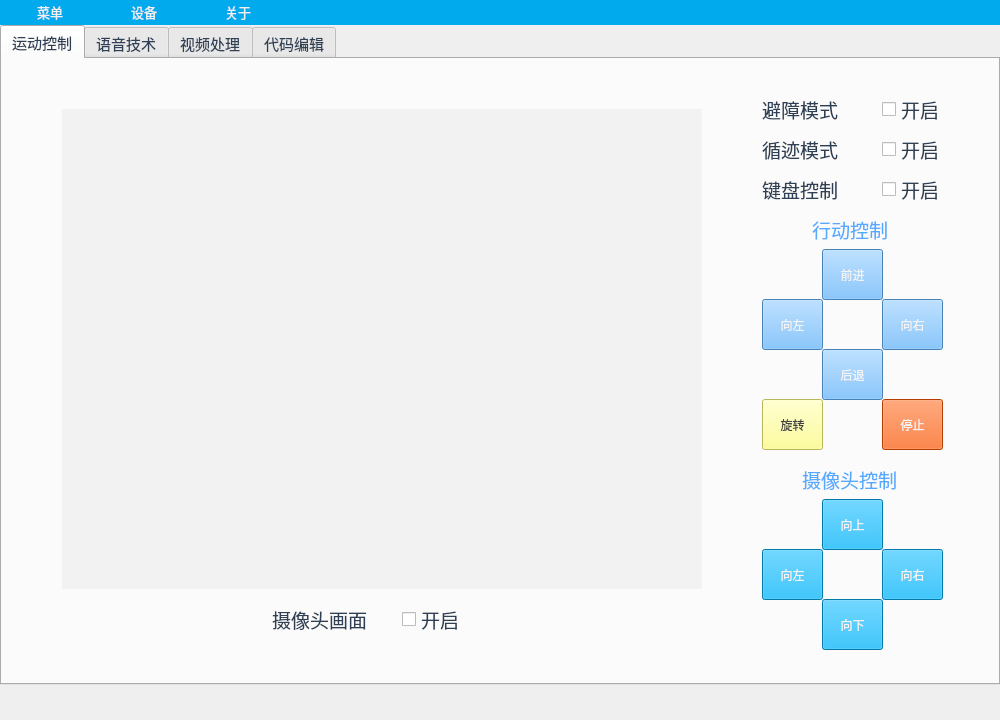
Old version of the form ui/tankWindow.ui in the repository Asan96/Car.
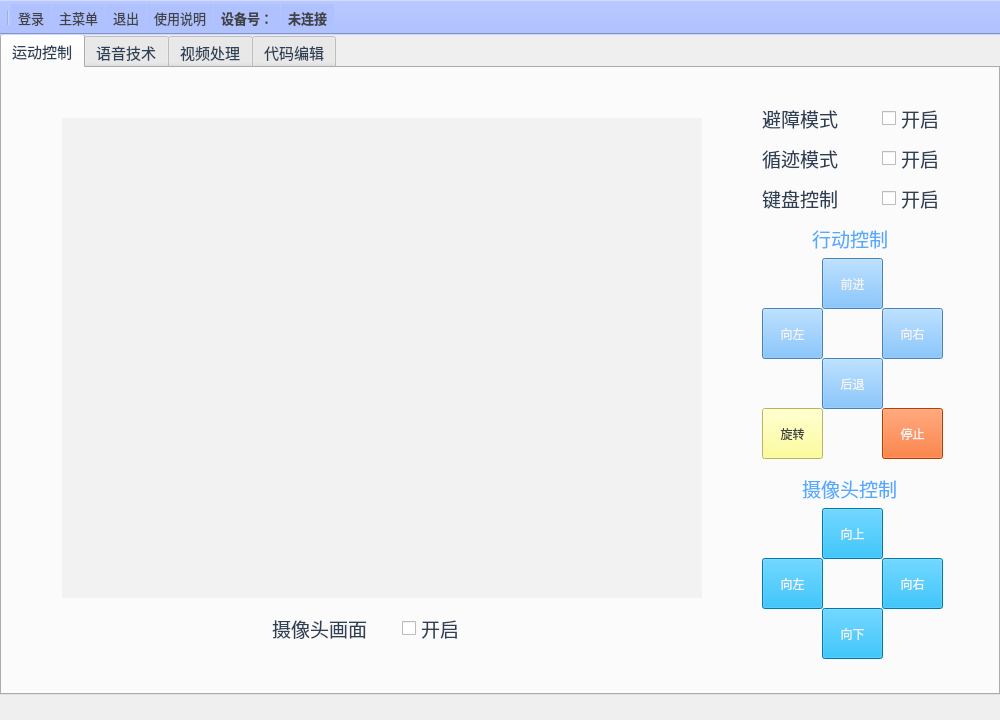
New version of the form.

What changed in the file:
```diff
--- a/ui/tankWindow.ui
+++ b/ui/tankWindow.ui
@@ -45,23 +45,11 @@
     <property name="geometry">
      <rect>
       <x>0</x>
-      <y>0</y>
+      <y>-1</y>
       <width>1000</width>
-      <height>660</height>
+      <height>661</height>
      </rect>
     </property>
-    <property name="minimumSize">
-     <size>
-      <width>1000</width>
-      <height>660</height>
-     </size>
-    </property>
-    <property name="maximumSize">
-     <size>
-      <width>1000</width>
-      <height>660</height>
-     </size>
-    </property>
     <property name="baseSize">
      <size>
       <width>1021</width>
@@ -768,81 +756,131 @@
     </widget>
    </widget>
   </widget>
-  <widget class="QMenuBar" name="menuBar">
-   <property name="geometry">
-    <rect>
-     <x>0</x>
-     <y>0</y>
+  <widget class="QToolBar" name="toolBar">
+   <property name="enabled">
+    <bool>true</bool>
+   </property>
+   <property name="minimumSize">
+    <size>
+     <width>0</width>
+     <height>0</height>
+    </size>
+   </property>
+   <property name="maximumSize">
+    <size>
      <width>1000</width>
-     <height>25</height>
-    </rect>
+     <height>40</height>
+    </size>
    </property>
-   <property name="font">
-    <font>
-     <pointsize>10</pointsize>
-    </font>
+   <property name="windowTitle">
+    <string>toolBar</string>
    </property>
    <property name="styleSheet">
-    <string notr="true">background-color:#01AAED;color:#F1F1F1;width:80px;</string>
+    <string notr="true">background-color:rgb(175, 193, 255);color:rgb(66, 66, 66);</string>
    </property>
-   <widget class="QMenu" name="menu">
-    <property name="styleSheet">
-     <string notr="true">width:95px;border:2px solid #F1F1F1;</string>
-    </property>
-    <property name="title">
-     <string>设备</string>
-    </property>
-    <addaction name="actionlogin"/>
-    <addaction name="actionChange"/>
-    <addaction name="actionExit"/>
-   </widget>
-   <widget class="QMenu" name="menu_2">
-    <property name="styleSheet">
-     <string notr="true">width:95px;border:2px solid #F1F1F1;</string>
-    </property>
-    <property name="title">
-     <string>关于</string>
-    </property>
-    <addaction name="actionInfo"/>
-   </widget>
-   <widget class="QMenu" name="menu_3">
-    <property name="title">
-     <string>菜单</string>
-    </property>
-    <addaction name="actionMode"/>
-   </widget>
-   <addaction name="menu_3"/>
-   <addaction name="menu"/>
-   <addaction name="menu_2"/>
+   <property name="movable">
+    <bool>false</bool>
+   </property>
+   <property name="iconSize">
+    <size>
+     <width>24</width>
+     <height>24</height>
+    </size>
+   </property>
+   <attribute name="toolBarArea">
+    <enum>TopToolBarArea</enum>
+   </attribute>
+   <attribute name="toolBarBreak">
+    <bool>false</bool>
+   </attribute>
+   <addaction name="separator"/>
+   <addaction name="actionLogin"/>
+   <addaction name="actionChange"/>
+   <addaction name="actionExit"/>
+   <addaction name="actionInfo"/>
+   <addaction name="actionText"/>
+   <addaction name="actionStatus"/>
   </widget>
   <action name="actionExit">
    <property name="text">
     <string>退出</string>
    </property>
+   <property name="font">
+    <font>
+     <family>微软雅黑</family>
+     <pointsize>10</pointsize>
+    </font>
+   </property>
   </action>
   <action name="actionChange">
    <property name="text">
-    <string>切换</string>
+    <string>主菜单</string>
+   </property>
+   <property name="font">
+    <font>
+     <family>微软雅黑</family>
+     <pointsize>10</pointsize>
+    </font>
    </property>
   </action>
   <action name="actionInfo">
    <property name="text">
     <string>使用说明</string>
    </property>
+   <property name="font">
+    <font>
+     <family>微软雅黑</family>
+     <pointsize>10</pointsize>
+    </font>
+   </property>
   </action>
-  <action name="actionsds">
+  <action name="actionLogin">
+   <property name="enabled">
+    <bool>true</bool>
+   </property>
    <property name="text">
     <string>登录</string>
    </property>
+   <property name="font">
+    <font>
+     <family>微软雅黑</family>
+     <pointsize>10</pointsize>
+    </font>
+   </property>
+   <property name="shortcut">
+    <string extracomment="登录"/>
+   </property>
   </action>
-  <action name="actionlogin">
+  <action name="actionText">
+   <property name="enabled">
+    <bool>false</bool>
+   </property>
    <property name="text">
-    <string>登录</string>
+    <string>设备号：</string>
    </property>
+   <property name="font">
+    <font>
+     <family>微软雅黑</family>
+     <pointsize>10</pointsize>
+     <weight>75</weight>
+     <bold>true</bold>
+    </font>
+   </property>
   </action>
-  <action name="actionMode">
+  <action name="actionStatus">
+   <property name="enabled">
+    <bool>false</bool>
+   </property>
    <property name="text">
-    <string>主菜单</string>
+    <string>未连接</string>
+   </property>
+   <property name="font">
+    <font>
+     <family>微软雅黑</family>
+     <pointsize>10</pointsize>
+     <weight>75</weight>
+     <bold>true</bold>
+    </font>
    </property>
   </action>
  </widget>
```
